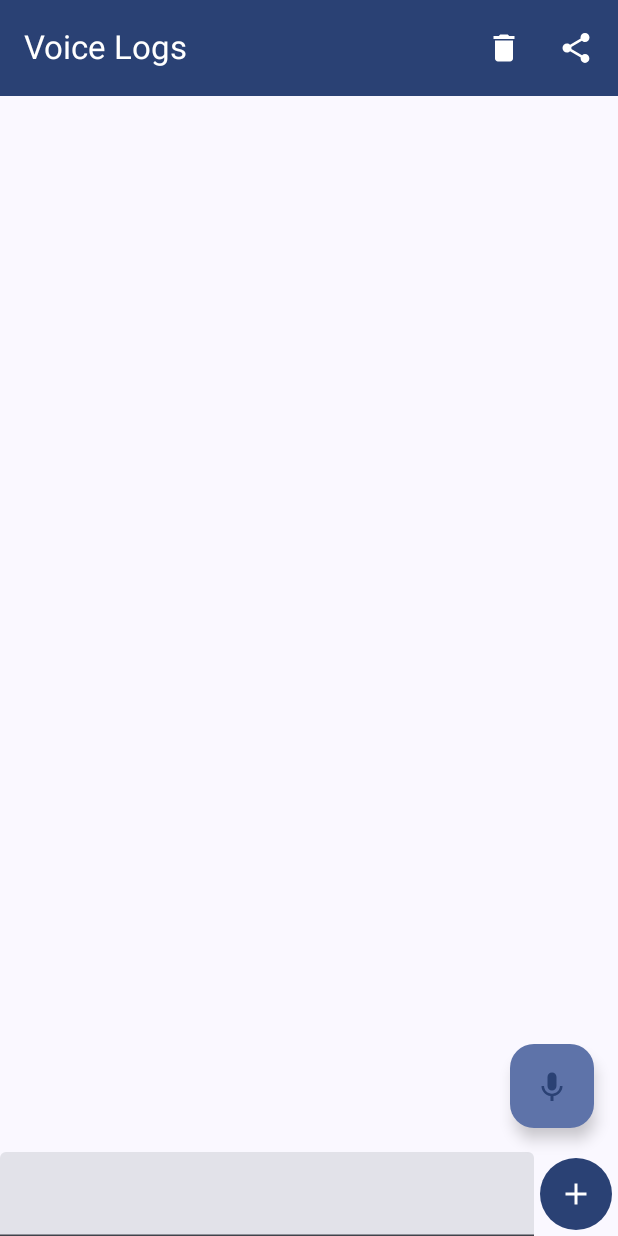
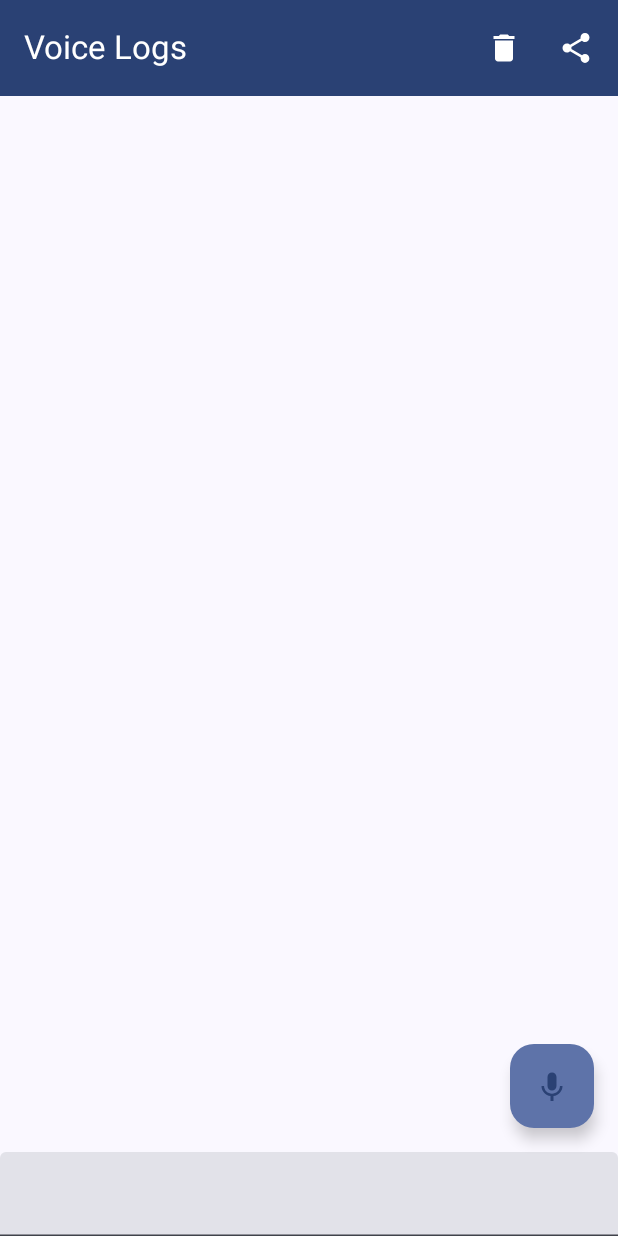
Before and after one commit to nmullaney/VoiceRecorder, an Android app built with Jetpack Compose: the screen it shows after launch (VoiceRecorderActivity), on a phone screen of 412 x 824 dp. Run offline under Robolectric (Android 15) with nearby library versions, the light colour scheme and no system bars; our stand-ins replace Dagger/Hilt's generated code, Room's generated code, paging.

Commit message:
Remove button and change to "Send-on-Enter" for TextField

```diff
--- a/app/src/main/java/com/osunick/voicerecorder/ui/compose/VoiceLogsScreen.kt
+++ b/app/src/main/java/com/osunick/voicerecorder/ui/compose/VoiceLogsScreen.kt
@@ -2,6 +2,7 @@ package com.osunick.voicerecorder.ui.compose
 
 import androidx.compose.foundation.background
 import androidx.compose.foundation.clickable
+import androidx.compose.foundation.focusable
 import androidx.compose.foundation.layout.Arrangement
 import androidx.compose.foundation.layout.Box
 import androidx.compose.foundation.layout.Column
@@ -16,6 +17,8 @@ import androidx.compose.foundation.layout.padding
 import androidx.compose.foundation.lazy.LazyColumn
 import androidx.compose.foundation.shape.CircleShape
 import androidx.compose.foundation.shape.RoundedCornerShape
+import androidx.compose.foundation.text.KeyboardActions
+import androidx.compose.foundation.text.KeyboardOptions
 import androidx.compose.material.icons.Icons
 import androidx.compose.material.icons.filled.Add
 import androidx.compose.material.icons.filled.Delete
@@ -34,12 +37,19 @@ import androidx.compose.material3.TopAppBar
 import androidx.compose.material3.TopAppBarDefaults
 import androidx.compose.runtime.Composable
 import androidx.compose.runtime.collectAsState
+import androidx.compose.runtime.remember
 import androidx.compose.runtime.rememberCoroutineScope
 import androidx.compose.ui.Alignment
 import androidx.compose.ui.Modifier
+import androidx.compose.ui.focus.FocusRequester
+import androidx.compose.ui.focus.focusRequester
 import androidx.compose.ui.graphics.Color
+import androidx.compose.ui.input.key.KeyEvent
+import androidx.compose.ui.input.key.NativeKeyEvent
+import androidx.compose.ui.input.key.onKeyEvent
 import androidx.compose.ui.res.painterResource
 import androidx.compose.ui.res.stringResource
+import androidx.compose.ui.text.input.ImeAction
 import androidx.compose.ui.tooling.preview.Preview
 import androidx.compose.ui.unit.dp
 import androidx.paging.PagingData
@@ -179,11 +189,7 @@ fun ShareActionBarButton(eventsFlow: MutableStateFlow<LogEvent>) {
 fun VRAddLogBar(uiState: StateFlow<LogsUiState>, eventsFlow: MutableStateFlow<LogEvent>) {
     val coroutineScope = rememberCoroutineScope()
     val messageState = uiState.collectAsState()
-    Row(
-        modifier = Modifier.fillMaxWidth(),
-        verticalAlignment = Alignment.CenterVertically,
-        horizontalArrangement = Arrangement.SpaceBetween
-    ) {
+    val requester = remember { FocusRequester() }
     TextField(
         messageState.value.currentMessage ?: "",
         onValueChange = {
@@ -191,30 +197,25 @@ fun VRAddLogBar(uiState: StateFlow<LogsUiState>, eventsFlow: MutableStateFlow<Lo
                 eventsFlow.emit(LogEvent.UpdateLog(it))
             }
         },
-            modifier = Modifier.weight(1f)
-        )
-        Button(
-            {
+        keyboardOptions = KeyboardOptions(imeAction = ImeAction.Done),
+        keyboardActions = KeyboardActions(onDone = {
             coroutineScope.launch {
                 eventsFlow.emit(LogEvent.Save)
             }
-            },
-            contentPadding = PaddingValues(0.dp),
-            modifier = Modifier
-                .padding(horizontal = 4.dp)
-                .height(48.dp)
-                .aspectRatio(1f),
-            colors = ButtonColors(
-                containerColor = MaterialTheme.colorScheme.primary,
-                contentColor = MaterialTheme.colorScheme.onPrimary,
-                disabledContentColor = disabledColor(MaterialTheme.colorScheme.onPrimary),
-                disabledContainerColor = disabledColor(MaterialTheme.colorScheme.primary)
-            ),
-            shape = CircleShape
-        ) {
-            Icon(imageVector = Icons.Filled.Add, stringResource(id = R.string.add_log))
+        }),
+        modifier = Modifier.fillMaxWidth()
+            .onKeyEvent { keyEvent ->
+                if (keyEvent.nativeKeyEvent.keyCode.equals(NativeKeyEvent.KEYCODE_ENTER)) {
+                    coroutineScope.launch {
+                        eventsFlow.emit(LogEvent.Save)
                     }
+                    return@onKeyEvent true
                 }
+                return@onKeyEvent false
+            }
+            .focusRequester(requester)
+            .focusable()
+    )
 }
 
 @Composable
```
Also changed, not shown: app/src/main/java/com/osunick/voicerecorder/viewmodel/LogsViewModel.kt (+9 -6 lines). Lines whose indentation alone changed are shown as unchanged.
